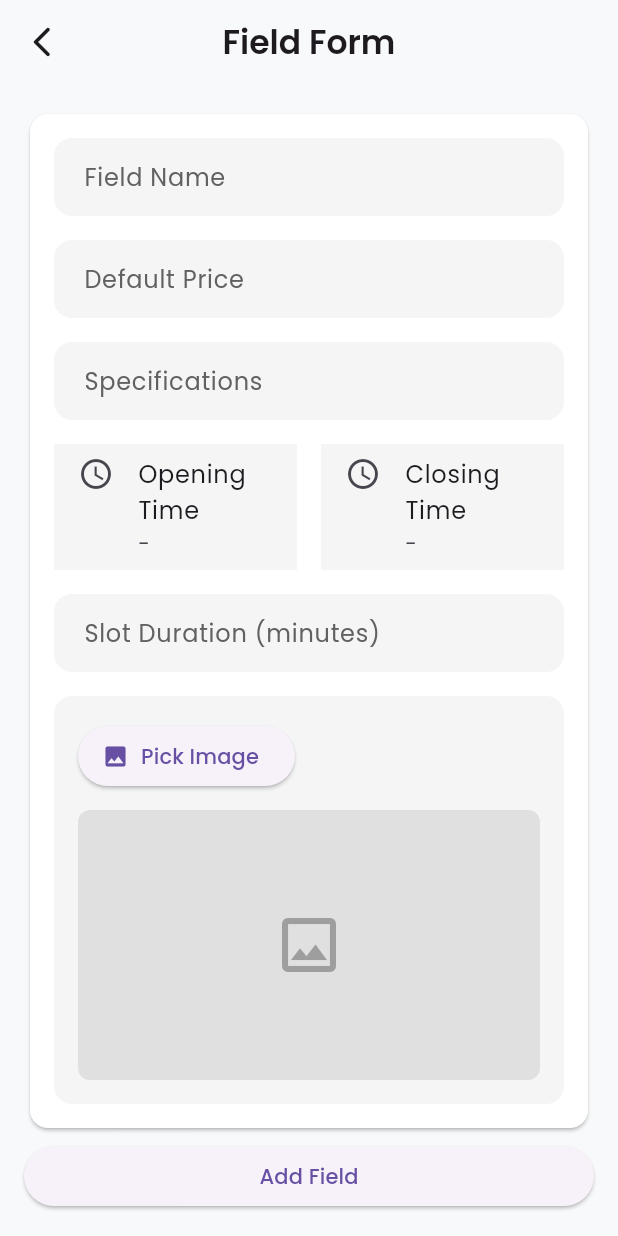
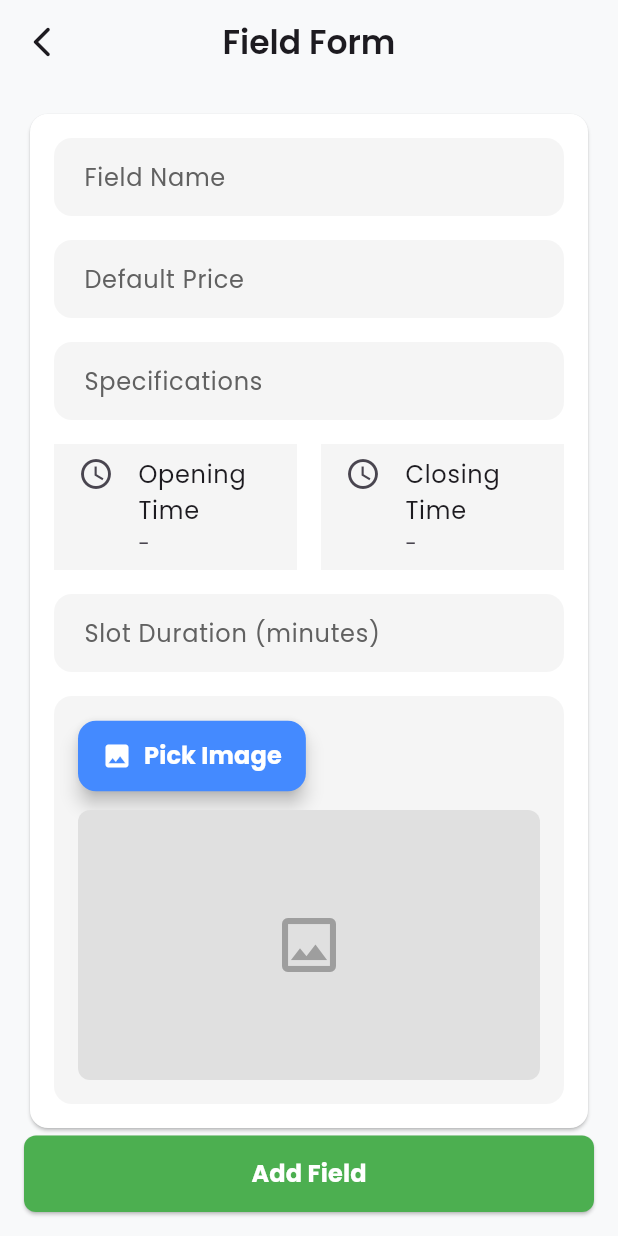
Before and after one commit to halolutfii/football-venue-booking-app, a Flutter app: the FieldFormScreen screen opened directly with empty values, on a phone screen of 412 x 824 dp. Run offline on Flutter 3.47's test engine with Material 3 defaults, Android fonts, the phone set to English and light mode, and no system bars; our stand-ins replace cloud_firestore, firebase_auth, firebase_core, flutter_dotenv, flutter_map, geolocator and 7 more; missing offline and left inert: flutter_osm_plugin; accounts and stored records are empty.

Commit message:
[update]: button UI

```diff
--- a/lib/screen/pages/owner/field_form_screen.dart
+++ b/lib/screen/pages/owner/field_form_screen.dart
@@ -190,11 +190,30 @@ class _FieldFormScreenState extends State<FieldFormScreen> {
                               child: Column(
                                 crossAxisAlignment: CrossAxisAlignment.start,
                                 children: [
-                                  ElevatedButton.icon(
-                                    onPressed: fieldProvider.pickImage,
-                                    icon: const Icon(Icons.image, size: 18),
-                                    label: const Text('Pick Image'),
-                                  ),
+                                 ElevatedButton.icon(
+  onPressed: fieldProvider.pickImage,
+  icon: const Icon(
+    Icons.image,
+    size: 20,
+    color: Colors.white, // Warna ikon putih agar kontras
+  ),
+  label: const Text(
+    'Pick Image',
+    style: TextStyle(
+      fontSize: 16,
+      fontWeight: FontWeight.bold,
+    ),
+  ),
+  style: ButtonStyle(
+    backgroundColor: MaterialStateProperty.all(Colors.blueAccent), // Warna latar belakang tombol
+    foregroundColor: MaterialStateProperty.all(Colors.white), // Warna teks dan ikon
+    shape: MaterialStateProperty.all(RoundedRectangleBorder(
+      borderRadius: BorderRadius.circular(12), // Sudut lebih halus
+    )),
+    padding: MaterialStateProperty.all(const EdgeInsets.symmetric(vertical: 12, horizontal: 16)), // Padding tombol
+    elevation: MaterialStateProperty.all(5), // Bayangan untuk efek 3D
+  ),
+),
                                   const SizedBox(height: 12),
 
                                   fieldProvider.photo != null ||
@@ -353,11 +372,32 @@ class _FieldFormScreenState extends State<FieldFormScreen> {
                             );
                           }
                         },
+                        style: ElevatedButton.styleFrom(
+                          backgroundColor: Colors.green,
+                          padding: const EdgeInsets.symmetric(vertical: 14),
+                          shape: RoundedRectangleBorder(
+                            borderRadius: BorderRadius.circular(8),
+                          ),
+                        ),
                         child: fieldProvider.isLoading
                             ? Center(child: CircularProgressIndicator())
                             : widget.isUpdateForm
-                            ? Text('Edit Field')
-                            : Text('Add Field'),
+                            ? const Text(
+                                    'Edit Field',
+                                    style: TextStyle(
+                                      fontSize: 16,
+                                      fontWeight: FontWeight.bold,
+                                      color: Colors.white,
+                                    ),
+                                  )
+                                : const Text(
+                                    'Add Field',
+                                    style: TextStyle(
+                                      fontSize: 16,
+                                      fontWeight: FontWeight.bold,
+                                      color: Colors.white,
+                                    ),
+                                  ),
                       ),
                     ),
                   ],
```
